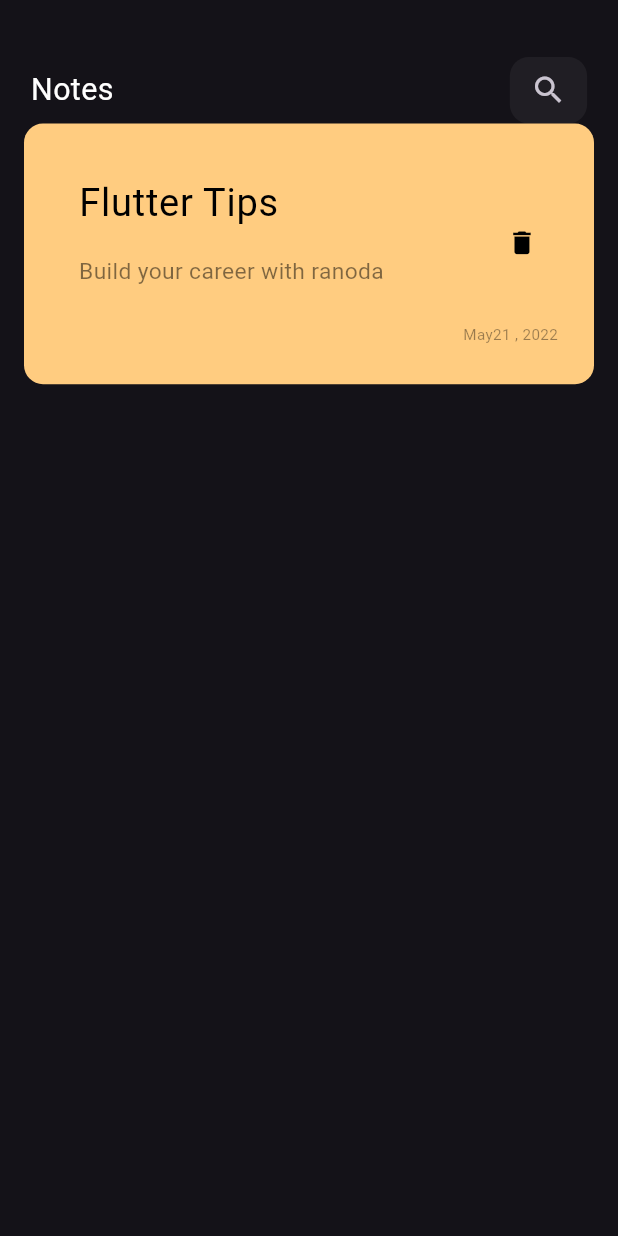
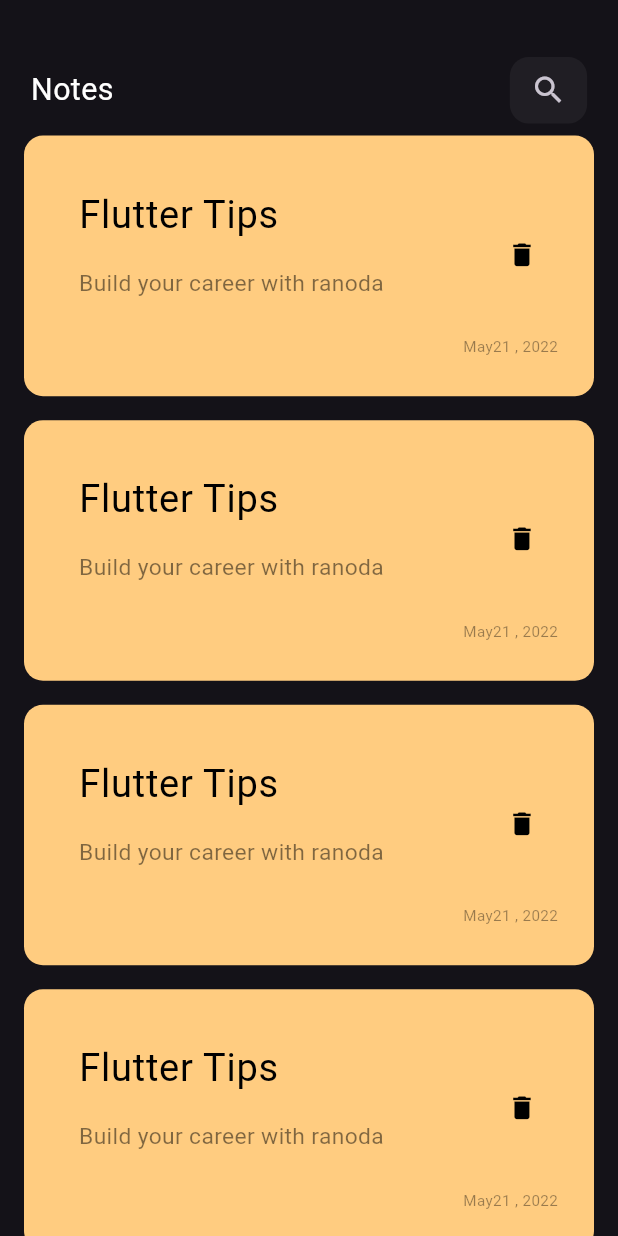
Before and after one commit to randasabra55/notes_app, a Flutter app: the screen it shows after launch, on a phone screen of 412 x 824 dp. Run offline on Flutter 3.47's test engine with Material 3 defaults, Android fonts, the phone set to English and light mode, and no system bars; our stand-ins replace flutter_screenutil, google_fonts, sqflite; accounts and stored records are empty.

```diff
--- a/lib/views/notes.dart
+++ b/lib/views/notes.dart
@@ -47,10 +47,13 @@ class NotesViews extends StatelessWidget {
           ),
           Expanded(
             child: ListView.builder(
-                itemBuilder: (context,index)=>NoteItem(),
-                itemCount: 1,
+                itemBuilder: (context,index)
+                {
+                  return NoteItem();
+                 },
+                itemCount: 5,
             ),
-          )
+          ),
 
         ],
       ),
@@ -67,7 +70,8 @@ class NoteItem extends StatelessWidget {
   Widget build(BuildContext context) {
     return Padding(
       padding: const EdgeInsetsDirectional.symmetric(
-        horizontal: 16
+        horizontal: 16,
+        vertical: 8
       ),
       child: Container(
         // height: 200.h,
```
